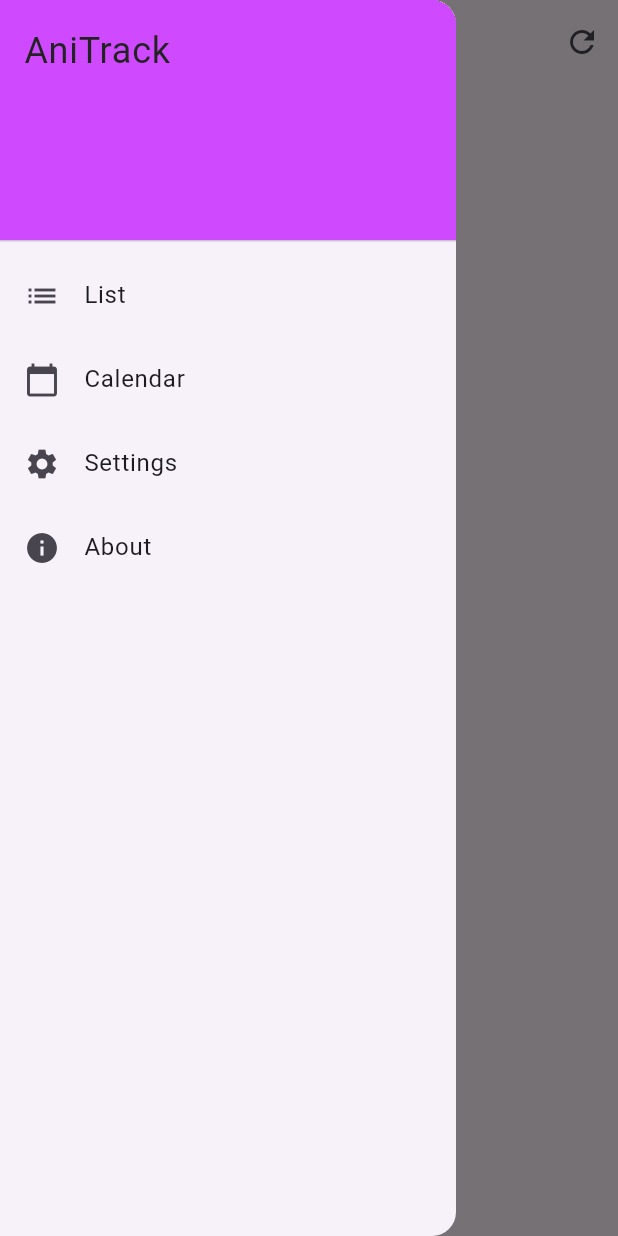
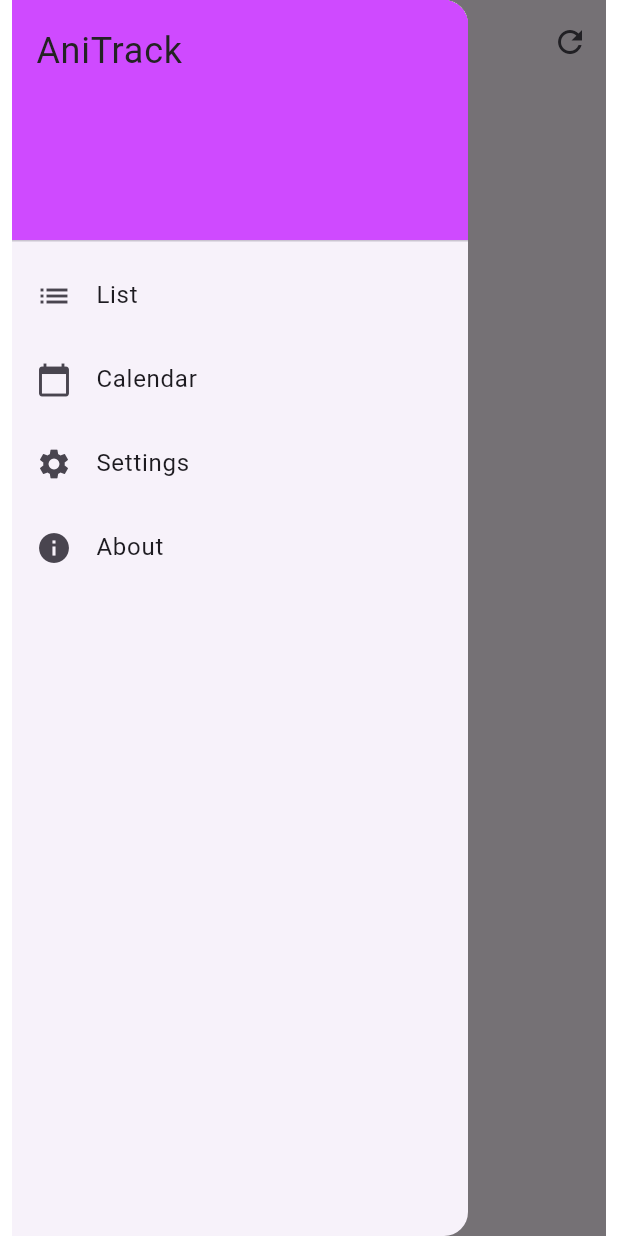
Before and after one commit to PapaTutuWawa/anitrack, a Flutter app: the CalendarPage screen opened by its route, with the side drawer open, on a phone screen of 412 x 824 dp. Run offline on Flutter 3.47's test engine with Material 2 defaults, Android fonts, the phone set to English and light mode, and no system bars; our stand-ins replace bloc, cached_network_image, file_picker, flutter_bloc, fluttertoast, freezed_annotation and 3 more; missing offline and left inert: bottom_bar, jikan_api, swipeable_tile; accounts and stored records are empty; generated files the repository leaves out were written again.

Commit message:
fix: The modal should overlay the Scaffold as well

```diff
--- a/lib/src/ui/pages/calendar.dart
+++ b/lib/src/ui/pages/calendar.dart
@@ -82,7 +82,6 @@ class CalendarPageState extends State<CalendarPage> {
       SliverToBoxAdapter(
         child: Padding(
           padding: const EdgeInsets.only(
-            left: 0,
             right: 16,
             top: 20,
             bottom: 4,
@@ -168,27 +167,31 @@ class CalendarPageState extends State<CalendarPage> {
           setState(() {});
         }
       },
+      child: WillPopScope(
+        onWillPop: () async => !context.read<CalendarBloc>().state.refreshing,
+        child: Stack(
+          children: [
+            Positioned(
+              left: 8,
+              right: 8,
+              top: 0,
+              bottom: 0,
               child: Scaffold(
                 appBar: AppBar(
                   title: Text(t.calendar.calendar),
                   actions: [
                     IconButton(
                       onPressed: () {
-                context.read<CalendarBloc>().add(RefreshPerformedEvent());
+                        context
+                            .read<CalendarBloc>()
+                            .add(RefreshPerformedEvent());
                       },
                       icon: const Icon(Icons.refresh),
                     ),
                   ],
                 ),
                 drawer: getDrawer(context),
-        body: Stack(
-          children: [
-            Positioned(
-              left: 8,
-              right: 8,
-              top: 0,
-              bottom: 0,
-              child: CustomScrollView(
+                body: CustomScrollView(
                   slivers: [
                     // Render all available weekdays
                     ..._renderWeekdayList(
@@ -240,6 +243,7 @@ class CalendarPageState extends State<CalendarPage> {
                       ),
                     ),
                   ],
+                ),
               ),
             ),
             Positioned(
```
Lines whose indentation alone changed are shown as unchanged.
